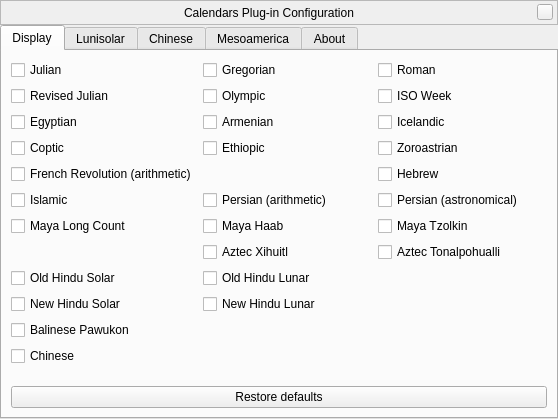
Qt form plugins/Calendars/src/gui/calendarsDialog.ui (Stellarium/stellarium) before a commit.
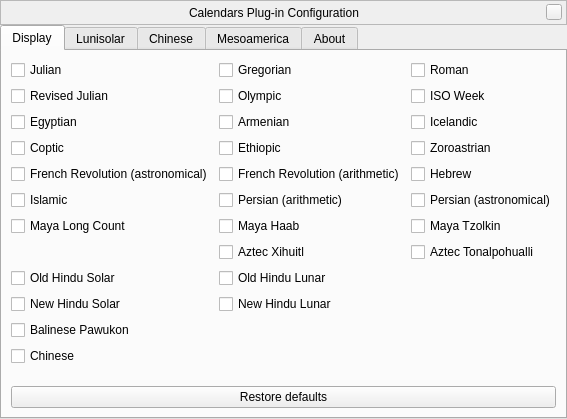
The same form after that commit. Icons and pictures are not drawn. Custom widgets are drawn as their Qt base class.

Commit message: Add French Revolution Calendar (astronomical version)

```diff
--- a/plugins/Calendars/src/gui/calendarsDialog.ui
+++ b/plugins/Calendars/src/gui/calendarsDialog.ui
@@ -280,13 +280,6 @@
            </property>
           </widget>
          </item>
-         <item row="4" column="0">
-          <widget class="QCheckBox" name="frenchArithmeticCheckBox">
-           <property name="text">
-            <string>French Revolution (arithmetic)</string>
-           </property>
-          </widget>
-         </item>
          <item row="3" column="2">
           <widget class="QCheckBox" name="zoroastrianCheckBox">
            <property name="text">
@@ -343,6 +336,20 @@
            </property>
           </widget>
          </item>
+         <item row="4" column="1">
+          <widget class="QCheckBox" name="frenchArithmeticCheckBox">
+           <property name="text">
+            <string>French Revolution (arithmetic)</string>
+           </property>
+          </widget>
+         </item>
+         <item row="4" column="0">
+          <widget class="QCheckBox" name="frenchAstronomicalCheckBox">
+           <property name="text">
+            <string>French Revolution (astronomical)</string>
+           </property>
+          </widget>
+         </item>
         </layout>
        </item>
        <item>
```
The commit also changes 8 other files.
